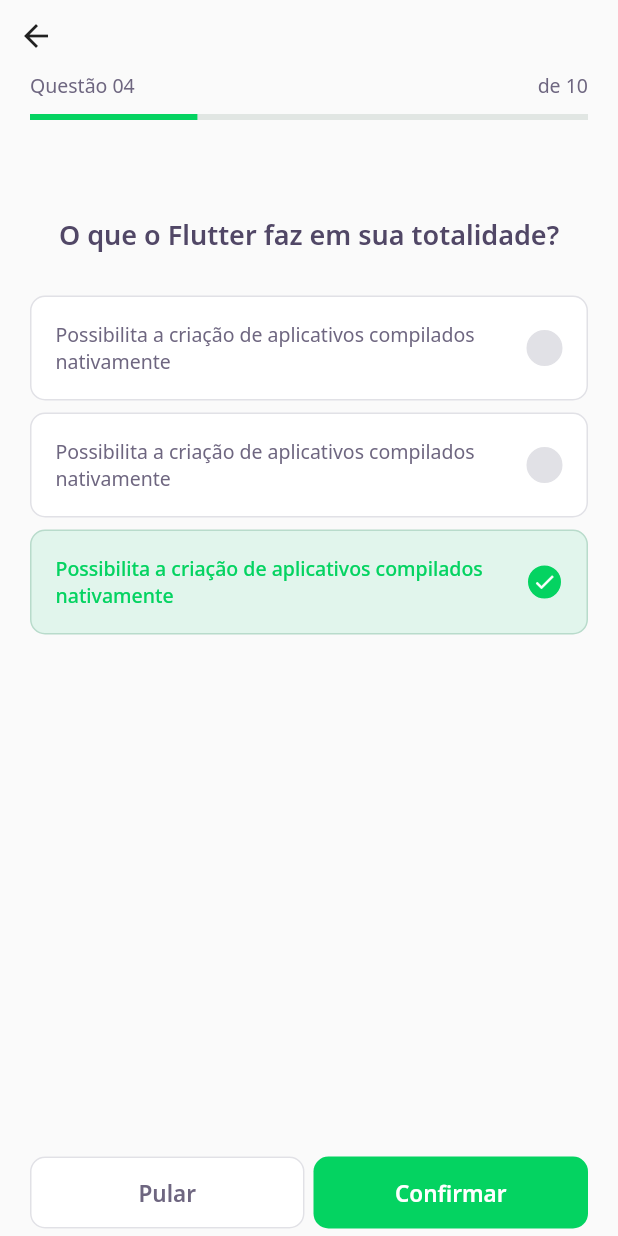
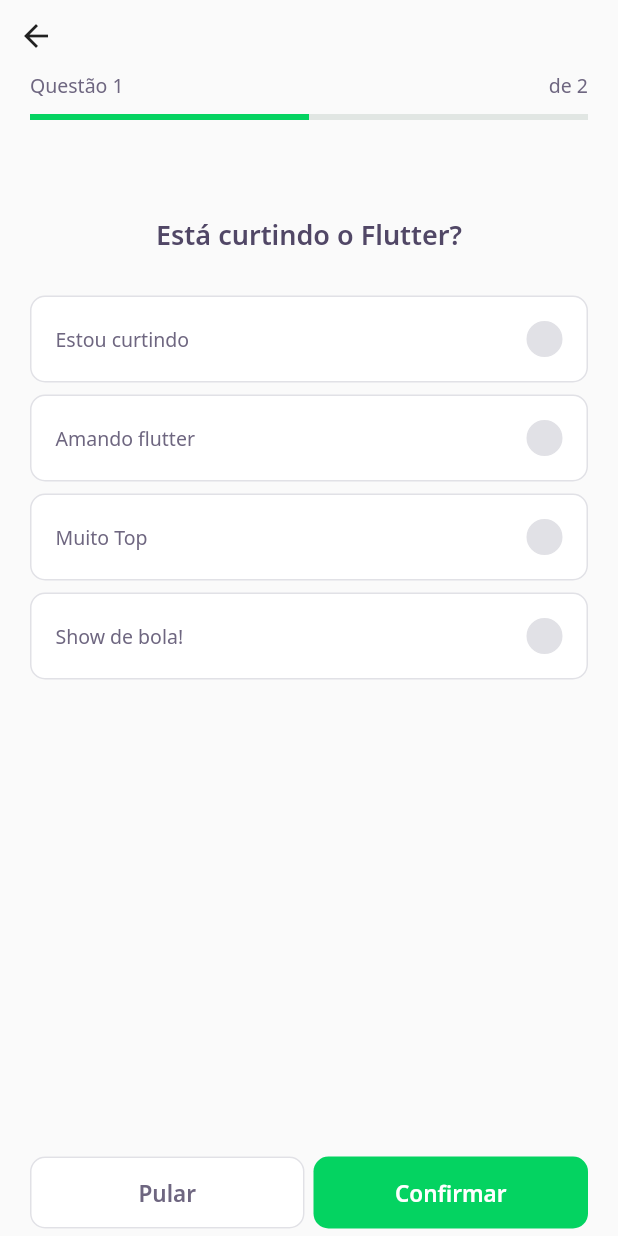
Before and after one commit to charles00willian/dev_quiz, a Flutter app: the screen it shows after launch, after a tap on "NLW #5 Flutter", on a phone screen of 412 x 824 dp. Run offline on Flutter 3.47's test engine with Material 2 defaults, Android fonts, the phone set to English and light mode, and no system bars; our stand-ins replace google_fonts; accounts and stored records are empty; network calls fail.

Commit message:
respondendo perguntas

```diff
--- a/assets/database/quizzes.json
+++ b/assets/database/quizzes.json
@@ -6,7 +6,7 @@
     "level": "facil",
     "questions": [
       {
-        "title": "Está curtindo o Flutter",
+        "title": "Está curtindo o Flutter?",
         "answers": [
           {
             "title": "Estou curtindo",
@@ -25,6 +25,27 @@
             "isRight": true
           }
         ]
+      },
+      {
+        "title": "Está mesmo curtindo o Flutter?",
+        "answers": [
+          {
+            "title": "Estou curtindo",
+            "isRight": false
+          },
+          {
+            "title": "Amando flutter",
+            "isRight": false
+          },
+          {
+            "title": "Muito Top",
+            "isRight": false
+          },
+          {
+            "title": "SIM!",
+            "isRight": true
+          }
+        ]
       }
     ]
   }
--- /dev/null
+++ b/lib/challenge/challenge_controller.dart
@@ -0,0 +1,7 @@
+import 'package:flutter/foundation.dart';
+
+class ChallengeController {
+  final currentPageNotifier = ValueNotifier<int>(1);
+  int get currentPage => currentPageNotifier.value;
+  set currentPage(int value) => currentPageNotifier.value = value;
+}
--- a/lib/challenge/challenge_page.dart
+++ b/lib/challenge/challenge_page.dart
@@ -1,17 +1,43 @@
 import 'package:dev_quiz/_core/app_colors.dart';
+import 'package:dev_quiz/_shared/models/question_model.dart';
+import 'package:dev_quiz/challenge/challenge_controller.dart';
 import 'package:dev_quiz/challenge/widgets/next_button/next_button_widget.dart';
 import 'package:dev_quiz/challenge/widgets/question_indicator/question_indicator_widget.dart';
 import 'package:dev_quiz/challenge/widgets/quiz/quiz_widget.dart';
 import 'package:flutter/material.dart';
 
 class ChallengePage extends StatefulWidget {
-  const ChallengePage({Key? key}) : super(key: key);
+  final List<QuestionModel> questions;
+  const ChallengePage({
+    Key? key,
+    required this.questions,
+  }) : super(key: key);
 
   @override
   _ChallengePageState createState() => _ChallengePageState();
+  // uma foma de passar o estado
+  // _ChallengePageState createState() =>
+  //     _ChallengePageState(questions: questions);
 }
 
 class _ChallengePageState extends State<ChallengePage> {
+  // final List<QuestionModel> questions;
+  // _ChallengePageState({required this.questions});
+
+  final controller = ChallengeController();
+  final pageController = PageController();
+
+  @override
+  void initState() {
+    // controller.currentPageNotifier.addListener(() {
+    //   setState(() {});
+    // });
+    pageController.addListener(() {
+      controller.currentPage = pageController.page!.toInt() + 1;
+    });
+    super.initState();
+  }
+
   @override
   Widget build(BuildContext context) {
     return Scaffold(
@@ -23,13 +49,27 @@ class _ChallengePageState extends State<ChallengePage> {
             crossAxisAlignment: CrossAxisAlignment.start,
             children: [
               BackButton(),
-              QuestionIndicatorWidget(),
+              ValueListenableBuilder<int>(
+                valueListenable: controller.currentPageNotifier,
+                builder: (context, value, _) => QuestionIndicatorWidget(
+                  currentPage: controller.currentPage,
+                  totalPages: widget.questions.length,
+                ),
+              ),
             ],
           ),
         ),
       ),
-      body: QuizWidget(
-        title: "O que o Flutter faz em sua totalidade?",
+      body: PageView(
+        physics: NeverScrollableScrollPhysics(),
+        controller: pageController,
+        children: widget.questions
+            .map(
+              (e) => QuizWidget(
+                question: e,
+              ),
+            )
+            .toList(),
       ),
       bottomNavigationBar: Padding(
         padding: const EdgeInsets.only(left: 20, right: 20, bottom: 5),
@@ -42,7 +82,12 @@ class _ChallengePageState extends State<ChallengePage> {
                 child: NextButtonWidget.white(
                   label: "Pular",
                   borderColor: AppColors.border,
-                  onTap: () {},
+                  onTap: () {
+                    pageController.nextPage(
+                      duration: Duration(milliseconds: 200),
+                      curve: Curves.linear,
+                    );
+                  },
                 ),
               ),
               SizedBox(
--- a/lib/challenge/widgets/answer/answer_widget.dart
+++ b/lib/challenge/widgets/answer/answer_widget.dart
@@ -1,45 +1,49 @@
 import 'package:dev_quiz/_core/core.dart';
+import 'package:dev_quiz/_shared/models/answer_model.dart';
 import 'package:flutter/material.dart';
 
 class AnswerWidget extends StatelessWidget {
-  final String title;
-  final bool isRight;
+  final AnswerModel answer;
   final bool isSelected;
+  final VoidCallback onTap;
 
   const AnswerWidget({
     Key? key,
-    required this.title,
-    this.isRight = false,
     this.isSelected = false,
+    required this.answer,
+    required this.onTap,
   }) : super(key: key);
 
   Color get _selectedColorRight =>
-      isRight ? AppColors.darkGreen : AppColors.darkRed;
+      answer.isRight ? AppColors.darkGreen : AppColors.darkRed;
 
   Color get _selectedBorderRight =>
-      isRight ? AppColors.lightGreen : AppColors.lightRed;
+      answer.isRight ? AppColors.lightGreen : AppColors.lightRed;
 
   Color get _selectedCardRight =>
-      isRight ? AppColors.lightGreen : AppColors.lightRed;
+      answer.isRight ? AppColors.lightGreen : AppColors.lightRed;
 
   Color get _selectedBorderCardRight =>
-      isRight ? AppColors.green : AppColors.red;
+      answer.isRight ? AppColors.green : AppColors.red;
 
   TextStyle get _selectedTextStyleRight =>
-      isRight ? AppTextStyles.bodyDarkGreen : AppTextStyles.bodyDarkRed;
+      answer.isRight ? AppTextStyles.bodyDarkGreen : AppTextStyles.bodyDarkRed;
 
-  IconData get _selectedIconRight => isRight ? Icons.check : Icons.close;
+  IconData get _selectedIconRight => answer.isRight ? Icons.check : Icons.close;
 
   @override
   Widget build(BuildContext context) {
-    return Container(
+    return GestureDetector(
+      onTap: onTap,
+      child: Container(
         padding: EdgeInsets.all(16),
         decoration: BoxDecoration(
           color: isSelected ? _selectedCardRight : AppColors.white,
           borderRadius: BorderRadius.circular(10),
           border: Border.fromBorderSide(
             (BorderSide(
-              color: isSelected ? _selectedBorderCardRight : AppColors.border)),
+                color:
+                    isSelected ? _selectedBorderCardRight : AppColors.border)),
           ),
         ),
         child: Row(
@@ -47,8 +51,9 @@ class AnswerWidget extends StatelessWidget {
           children: [
             Expanded(
               child: Text(
-              title,
-              style: isSelected ? _selectedTextStyleRight : AppTextStyles.body,
+                answer.title,
+                style:
+                    isSelected ? _selectedTextStyleRight : AppTextStyles.body,
               ),
             ),
             Container(
@@ -73,6 +78,7 @@ class AnswerWidget extends StatelessWidget {
             ),
           ],
         ),
+      ),
     );
   }
 }
--- a/lib/challenge/widgets/question_indicator/question_indicator_widget.dart
+++ b/lib/challenge/widgets/question_indicator/question_indicator_widget.dart
@@ -3,7 +3,14 @@ import 'package:dev_quiz/_shared/widgets/progress_indicator/progress_indicator_w
 import 'package:flutter/material.dart';
 
 class QuestionIndicatorWidget extends StatelessWidget {
-  const QuestionIndicatorWidget({Key? key}) : super(key: key);
+  final int currentPage;
+  final int totalPages;
+
+  const QuestionIndicatorWidget({
+    Key? key,
+    required this.currentPage,
+    required this.totalPages,
+  }) : super(key: key);
 
   @override
   Widget build(BuildContext context) {
@@ -15,14 +22,14 @@ class QuestionIndicatorWidget extends StatelessWidget {
             Row(
               mainAxisAlignment: MainAxisAlignment.spaceBetween,
               children: [
-                Text("Questão 04", style: AppTextStyles.body),
-                Text("de 10", style: AppTextStyles.body),
+                Text("Questão $currentPage", style: AppTextStyles.body),
+                Text("de $totalPages", style: AppTextStyles.body),
               ],
             ),
             SizedBox(
               height: 10,
             ),
-            ProgressIndicatorWidget(value: 0.3),
+            ProgressIndicatorWidget(value: currentPage / totalPages),
           ],
         ),
       ),
--- /dev/null
+++ b/lib/challenge/widgets/quiz/quiz_controller.dart
@@ -0,0 +1,3 @@
+class QuizController {
+  var indexSelected = 0;
+}
--- a/lib/challenge/widgets/quiz/quiz_widget.dart
+++ b/lib/challenge/widgets/quiz/quiz_widget.dart
@@ -1,10 +1,24 @@
 import 'package:dev_quiz/_core/core.dart';
+import 'package:dev_quiz/_shared/models/answer_model.dart';
+import 'package:dev_quiz/_shared/models/question_model.dart';
 import 'package:dev_quiz/challenge/widgets/answer/answer_widget.dart';
 import 'package:flutter/material.dart';
 
-class QuizWidget extends StatelessWidget {
-  final String title;
-  const QuizWidget({Key? key, required this.title}) : super(key: key);
+class QuizWidget extends StatefulWidget {
+  final QuestionModel question;
+  const QuizWidget({
+    Key? key,
+    required this.question,
+  }) : super(key: key);
+
+  @override
+  _QuizWidgetState createState() => _QuizWidgetState();
+}
+
+class _QuizWidgetState extends State<QuizWidget> {
+  int indexSelected = -1;
+
+  AnswerModel answers(int index) => widget.question.answers[index];
 
   @override
   Widget build(BuildContext context) {
@@ -15,39 +29,24 @@ class QuizWidget extends StatelessWidget {
             height: 64,
           ),
           Text(
-            title,
+            widget.question.title,
             style: AppTextStyles.heading,
           ),
           SizedBox(
             height: 24,
           ),
-          Padding(
-            padding: const EdgeInsets.symmetric(horizontal: 20, vertical: 4),
-            child: AnswerWidget(
-              title:
-                  "Possibilita a criação de aplicativos compilados nativamente",
-              // isRight: false,
-              // isSelected: true,
+          for (var i = 0; i < widget.question.answers.length; i++)
+            Padding(
+              padding: const EdgeInsets.symmetric(horizontal: 20, vertical: 4),
+              child: AnswerWidget(
+                answer: answers(i),
+                isSelected: indexSelected == i,
+                onTap: () {
+                  indexSelected = i;
+                  setState(() {});
+                },
+              ),
             ),
-          ),
-          Padding(
-            padding: const EdgeInsets.symmetric(horizontal: 20, vertical: 4),
-            child: AnswerWidget(
-              title:
-                  "Possibilita a criação de aplicativos compilados nativamente",
-              isRight: false,
-              isSelected: false,
-            ),
-          ),
-          Padding(
-            padding: const EdgeInsets.symmetric(horizontal: 20, vertical: 4),
-            child: AnswerWidget(
-              title:
-                  "Possibilita a criação de aplicativos compilados nativamente",
-              isRight: true,
-              isSelected: true,
-            ),
-          ),
         ],
       ),
     );
--- a/lib/home/home_page.dart
+++ b/lib/home/home_page.dart
@@ -70,7 +70,9 @@ class _HomePageState extends State<HomePage> {
                             Navigator.push(
                               context,
                               MaterialPageRoute(
-                                builder: (context) => ChallengePage(),
+                                builder: (context) => ChallengePage(
+                                  questions: e.questions,
+                                ),
                               ),
                             );
                           },
```
Lines whose indentation alone changed are shown as unchanged.
